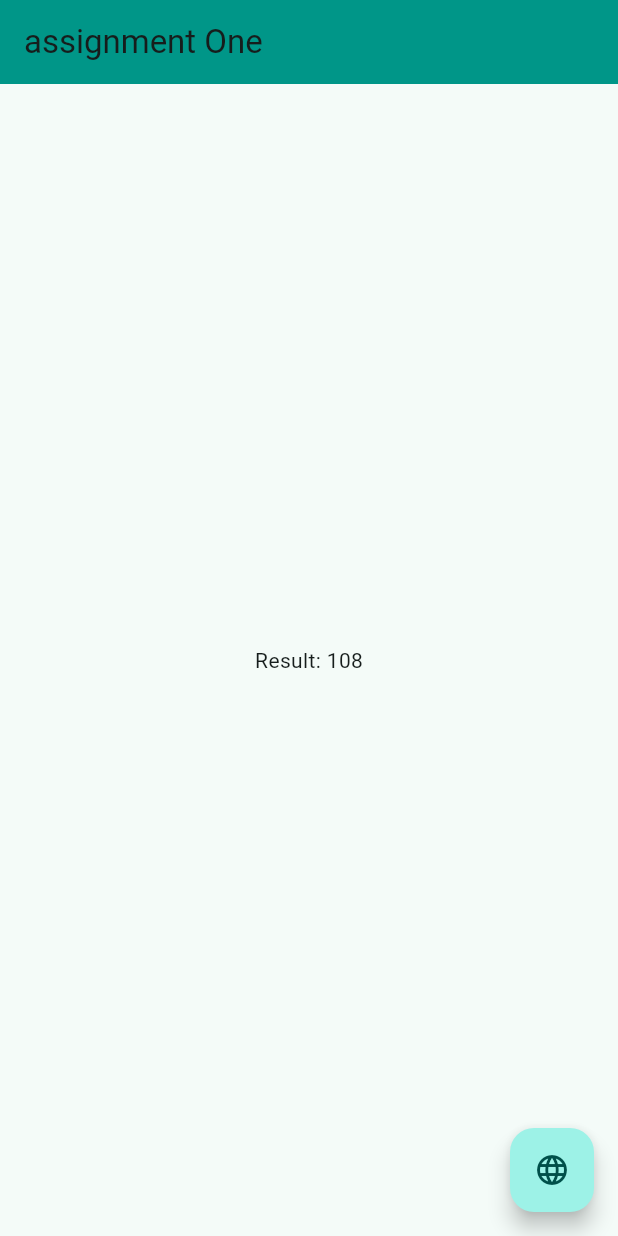
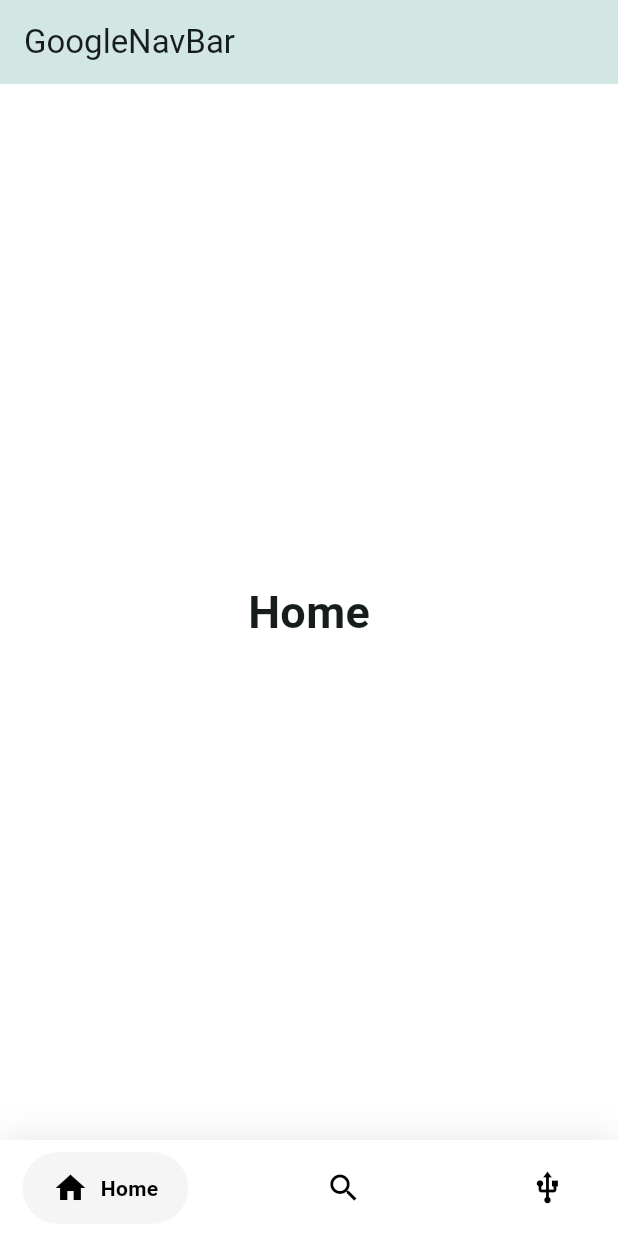
Before and after one commit to Mustack-Rabbi/oin-assignment, a Flutter app: the screen it shows after launch, on a phone screen of 412 x 824 dp. Run offline on Flutter 3.47's test engine with Material 3 defaults, Android fonts, the phone set to English and light mode, and no system bars; drawn by our look-alikes of google_nav_bar.

Commit message:
assignment two

```diff
--- a/lib/main.dart
+++ b/lib/main.dart
@@ -1,6 +1,5 @@
 import 'package:flutter/material.dart';
-
-import 'one/assignment_one.dart';
+import 'package:oin_assignment/page/home_page.dart';
 
 void main() {
   runApp(const MyApp());
@@ -18,7 +17,7 @@
         colorScheme: ColorScheme.fromSeed(seedColor: Color.fromRGBO(53, 168, 157, 1)),
         useMaterial3: true,
       ),
-      home: const AssignmentOne(),
+      home: HomePage(),
     );
   }
 }
--- a/lib/one/assignment_one.dart
+++ /dev/null
@@ -1,22 +0,0 @@
-import 'package:flutter/material.dart';
-
-class AssignmentOne extends StatefulWidget {
-  const AssignmentOne({super.key});
-
-  @override
-  State<AssignmentOne> createState() => _AssignmentOneState();
-}
-
-class _AssignmentOneState extends State<AssignmentOne> {
-  @override
-  Widget build(BuildContext context) {
-    return Scaffold(
-      floatingActionButton: FloatingActionButton(onPressed: (){},child: Icon(Icons.language),),
-      appBar: AppBar(
-        title: const Text("assignment One"),
-        backgroundColor: Colors.teal,
-      ),
-      body: Center(child: Text("Result: 108")),
-    );
-  }
-}
--- /dev/null
+++ b/lib/page/home_page.dart
@@ -0,0 +1,94 @@
+
+import 'package:flutter/material.dart';
+import 'package:google_nav_bar/google_nav_bar.dart';
+
+class HomePage extends StatefulWidget {
+  @override
+  _ExampleState createState() => _ExampleState();
+}
+
+class _ExampleState extends State<HomePage> {
+  int _selectedIndex = 0;
+  static const TextStyle optionStyle =
+      TextStyle(fontSize: 30, fontWeight: FontWeight.w600);
+  static const List<Widget> _widgetOptions = <Widget>[
+    Text(
+      'Home',
+      style: optionStyle,
+    ),
+    Text(
+      'Likes',
+      style: optionStyle,
+    ),
+    Text(
+      'Search',
+      style: optionStyle,
+    ),
+    Text(
+      'Profile',
+      style: optionStyle,
+    ),
+  ];
+
+  @override
+  Widget build(BuildContext context) {
+    return Scaffold(
+      backgroundColor: Colors.white,
+      appBar: AppBar(
+        elevation: 20,
+        title: const Text('GoogleNavBar'),
+      ),
+      body: Center(
+        child: _widgetOptions.elementAt(_selectedIndex),
+      ),
+      bottomNavigationBar: Container(
+        decoration: BoxDecoration(
+          color: Colors.white,
+          boxShadow: [
+            BoxShadow(
+              blurRadius: 20,
+              color: Colors.black.withOpacity(.1),
+            )
+          ],
+        ),
+        child: SafeArea(
+          child: Padding(
+            padding: const EdgeInsets.symmetric(horizontal: 15.0, vertical: 8),
+            child: GNav(
+              rippleColor: Colors.grey[300]!,
+              hoverColor: Colors.grey[100]!,
+              gap: 8,
+              activeColor: Colors.black,
+              iconSize: 24,
+              padding: EdgeInsets.symmetric(horizontal: 20, vertical: 12),
+              duration: Duration(milliseconds: 400),
+              tabBackgroundColor: Colors.grey[100]!,
+              color: Colors.black,
+              tabs: [
+                GButton(
+                  icon: Icons.home,
+                  text: 'Home',
+                ),
+
+                GButton(
+                  icon: Icons.search,
+                  text: 'Search',
+                ),
+                GButton(
+                  icon: Icons.usb,
+                  text: 'Profile',
+                ),
+              ],
+              selectedIndex: _selectedIndex,
+              onTabChange: (index) {
+                setState(() {
+                  _selectedIndex = index;
+                });
+              },
+            ),
+          ),
+        ),
+      ),
+    );
+  }
+}
--- a/pubspec.yaml
+++ b/pubspec.yaml
@@ -35,6 +35,7 @@
   # The following adds the Cupertino Icons font to your application.
   # Use with the CupertinoIcons class for iOS style icons.
   cupertino_icons: ^1.0.6
+  google_nav_bar: ^5.0.6
 
 dev_dependencies:
   flutter_test:
```
Also changed, not shown: pubspec.lock.
